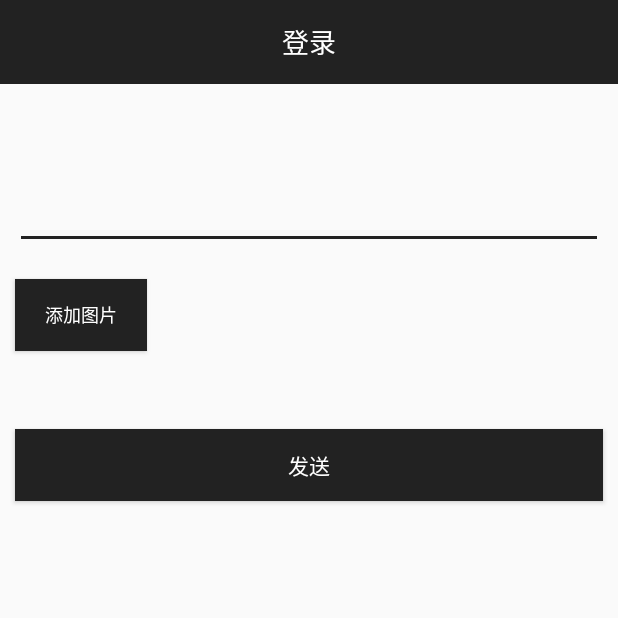
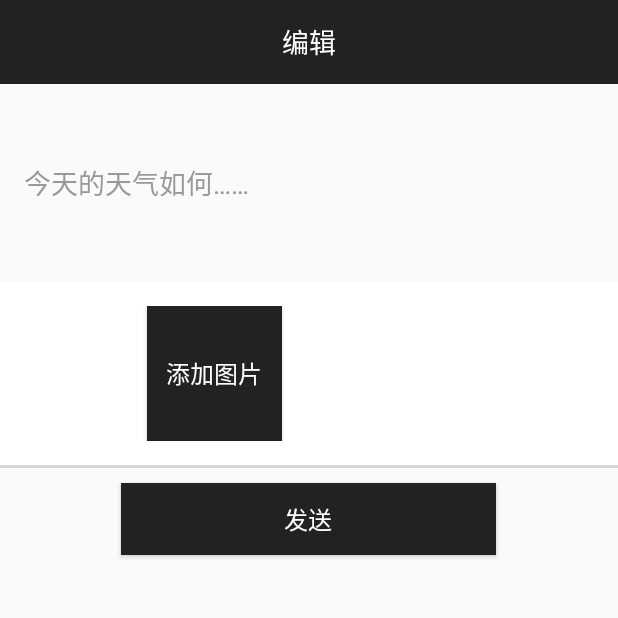
Before and after one commit to shuandroid/XYWeather, an Android app: the StatusSendActivity screen opened directly, with no data from a screen before it, on a phone screen of 412 x 824 dp, the top half of it. Run offline under Robolectric (Android 15) with nearby library versions, the phone set to English and light mode, and no system bars; our stand-ins replace ButterKnife, CircleImageView; libraries missing offline, so code that uses them is left out: cn.leancloud.chatkit, com.avos.avoscloud; 1 statement that could not run was skipped.

Commit message:
fix UI about status send.

```diff
--- a/app/src/main/java/com/chen/xyweather/ui/activity/StatusSendActivity.java
+++ b/app/src/main/java/com/chen/xyweather/ui/activity/StatusSendActivity.java
@@ -13,6 +13,7 @@ import android.view.View;
 import android.widget.Button;
 import android.widget.EditText;
 import android.widget.ImageView;
+import android.widget.TextView;
 
 import com.avos.avoscloud.AVException;
 import com.avos.avoscloud.SaveCallback;
@@ -28,65 +29,36 @@ import butterknife.Bind;
 import butterknife.OnClick;
 
 /**
- *  Created by zhoutao  2017/5/11
+ * Created by zhoutao  2017/5/11
  */
 public class StatusSendActivity extends BaseActivity {
     private static final int IMAGE_PICK_REQUEST = 0;
-  Context context;
+    private Context context;
+
+    private boolean haveImage = false;
+    private Bitmap bitmap;
 
     @Bind(R.id.editText)
-  EditText editText;
+    protected EditText editText;
 
     @Bind(R.id.image)
-  ImageView imageView;
+    protected ImageView imageView;
 
     @Bind(R.id.imageAction)
-  Button imageAction;
-  boolean haveImage = false;
-  Bitmap bitmap;
+    protected Button imageAction;
+
+    @Bind(R.id.toolbar_title)
+    protected TextView mTitle;
 
 
-  @Override
-  protected void setupContentView() {
-    context = this;
-    setContentView(R.layout.status_send_layout);
-    ButterKnife.bind(this);
+    @OnClick(R.id.imageAction)
+    void imageAction() {
+        if (haveImage == false) {
+            pickImage(this, IMAGE_PICK_REQUEST);
+        } else {
+            bitmap = null;
+            haveImage = false;
             setButtonAndImage();
-  }
-
-  @Override
-  protected void findViews() {
-
-  }
-
-  @Override
-  protected void setupActionbar() {
-
-  }
-
-  @Override
-  protected void setupViews() {
-
-  }
-
-  @Override
-  protected void tintStatusBarApi21() {
-
-  }
-
-  @Override
-  protected void tintStatusBarApi19() {
-
-  }
-
-  void setButtonAndImage() {
-    imageView.setImageBitmap(bitmap);
-    if (haveImage) {
-      imageAction.setText("取消图片");
-      imageView.setVisibility(View.VISIBLE);
-    } else {
-      imageAction.setText("添加图片");
-      imageView.setVisibility(View.INVISIBLE);
         }
     }
 
@@ -108,21 +80,54 @@ public class StatusSendActivity extends BaseActivity {
         }
     }
 
+    @Override
+    protected void setupContentView() {
+        context = this;
+        setContentView(R.layout.status_send_layout);
+    }
+
+    @Override
+    protected void findViews() {
+        ButterKnife.bind(this);
+    }
+
+    @Override
+    protected void setupActionbar() {
+        mTitle.setText("编辑");
+    }
+
+    @Override
+    protected void setupViews() {
+        setButtonAndImage();
+
+    }
+
+    @Override
+    protected void tintStatusBarApi21() {
+
+    }
+
+    @Override
+    protected void tintStatusBarApi19() {
+
+    }
+
+    private void setButtonAndImage() {
+        imageView.setImageBitmap(bitmap);
+        if (haveImage) {
+            imageAction.setText("取消图片");
+            imageView.setVisibility(View.VISIBLE);
+        } else {
+            imageAction.setText("添加图片");
+            imageView.setVisibility(View.INVISIBLE);
+        }
+    }
+
+
     public static void pickImage(Activity activity, int requestCode) {
         Intent intent = new Intent(Intent.ACTION_PICK, null);
         intent.setDataAndType(MediaStore.Images.Media.EXTERNAL_CONTENT_URI, "image/*");
         activity.startActivityForResult(intent, requestCode);
-  }
-
-  @OnClick(R.id.imageAction)
-  void imageAction() {
-    if (haveImage == false) {
-      pickImage(this, IMAGE_PICK_REQUEST);
-    } else {
-      bitmap = null;
-      haveImage = false;
-      setButtonAndImage();
-    }
     }
 
     @Override
--- a/app/src/main/java/com/chen/xyweather/utils/StatusService.java
+++ b/app/src/main/java/com/chen/xyweather/utils/StatusService.java
@@ -21,6 +21,7 @@ import java.util.Map;
 
 /**
  * Created by lzw on 15/1/2.
+ *
  */
 public class StatusService {
   public static final int MUTUAL_FOLLOW = 0;//disable follow
--- a/app/src/main/res/layout/activity_setting.xml
+++ b/app/src/main/res/layout/activity_setting.xml
@@ -5,7 +5,6 @@
     android:background="@color/xy_white_background"
     android:orientation="vertical">
 
-    <!-- TODO: Update blank fragment layout -->
     <include
         android:id="@+id/toolbar"
         layout="@layout/toolbar_default" />
@@ -95,8 +94,8 @@
             android:id="@+id/s_cache"
             android:layout_width="wrap_content"
             android:layout_height="wrap_content"
+            android:layout_alignParentRight="true"
             android:layout_centerVertical="true"
-            android:layout_alignParentRight="true"
             android:layout_marginRight="10dp"
             android:paddingRight="@dimen/padding_medium"
             android:text="0KB"
--- a/app/src/main/res/layout/status_send_layout.xml
+++ b/app/src/main/res/layout/status_send_layout.xml
@@ -1,51 +1,66 @@
 <?xml version="1.0" encoding="utf-8"?>
 
 <LinearLayout xmlns:android="http://schemas.android.com/apk/res/android"
-    android:orientation="vertical"
     android:layout_width="match_parent"
-    android:layout_height="match_parent">
+    android:layout_height="match_parent"
+    android:orientation="vertical">
+
     <include
         android:id="@+id/toolbar"
         layout="@layout/toolbar_default" />
+
     <EditText
         android:id="@+id/editText"
         android:layout_width="match_parent"
         android:layout_height="100dp"
-        android:layout_margin="10dp" />
+        android:layout_margin="@dimen/padding_medium"
+        android:background="@null"
+        android:hint="今天的天气如何……"
+        android:textColor="@color/text_black_light"
+        android:textColorHint="@color/hint_text_color" />
 
     <LinearLayout
         android:layout_width="match_parent"
         android:layout_height="wrap_content"
-        android:orientation="horizontal">
+        android:background="@color/white_background"
+        android:orientation="horizontal"
+        android:paddingBottom="@dimen/padding_medium"
+        android:paddingTop="@dimen/padding_medium">
+
+        <ImageView
+            android:id="@+id/image"
+            android:layout_width="90dp"
+            android:layout_height="90dp"
+            android:scaleType="fitXY"
+            android:layout_gravity="center_horizontal"
+            android:src="@mipmap/status_avatar0" />
 
         <Button
             android:id="@+id/imageAction"
             style="@style/btn_green"
-            android:layout_width="wrap_content"
-            android:layout_height="wrap_content"
-            android:layout_margin="10dp"
-            android:textSize="12sp"
-            android:padding="2dp"
-            android:text="添加图片" />
-
-        <ImageView
-            android:id="@+id/image"
-            android:layout_weight="1"
-            android:layout_width="match_parent"
-            android:layout_height="100dp"
-            android:layout_gravity="center_horizontal"
-            android:src="@mipmap/status_avatar0" />
+            android:layout_width="90dp"
+            android:layout_height="90dp"
+            android:layout_marginLeft="@dimen/padding_small"
+            android:paddingEnd="@dimen/padding_small"
+            android:paddingLeft="@dimen/padding_small"
+            android:paddingStart="@dimen/padding_small"
+            android:text="@string/add_picture"
+            android:textSize="@dimen/text_size_large" />
 
     </LinearLayout>
 
+    <View
+        android:layout_width="match_parent"
+        android:layout_height="2dp"
+        android:background="@color/xy_cell_divider" />
 
     <Button
         android:id="@+id/send"
-        android:layout_width="match_parent"
+        style="@style/btn_green"
+        android:layout_width="250dp"
         android:layout_height="wrap_content"
+        android:layout_gravity="center_horizontal"
         android:layout_margin="10dp"
-        style="@style/btn_green"
-        android:text="发送" />
-
-
+        android:text="@string/send"
+        android:textSize="@dimen/text_size_large" />
 </LinearLayout>
--- a/app/src/main/res/values/strings.xml
+++ b/app/src/main/res/values/strings.xml
@@ -83,6 +83,8 @@
     <string name="menu_about">关于</string>
     <string name="json_error">解析错误</string>
     <string name="exit">再次点击退出程序</string>
+    <string name="send">发送</string>
+    <string name="add_picture">添加图片</string>
 
     <array name="tab_title">
         <item>聊天</item>
--- a/app/src/main/res/values/styles.xml
+++ b/app/src/main/res/values/styles.xml
@@ -128,7 +128,6 @@
         <item name="android:layout_marginTop">@dimen/padding_small</item>
         <item name="android:layout_centerVertical">true</item>
         <item name="android:gravity">center_vertical</item>
-        <item name="android:textColor">@color/colorText</item>
         <item name="android:layout_marginLeft">40dp</item>
     </style>
 
@@ -157,7 +156,7 @@
     <style name="setting_item_iv">
         <item name="android:layout_width">20dp</item>
         <item name="android:layout_height">20dp</item>
-        <item name="android:src">@mipmap/ic_arrow_right</item>
+        <item name="android:src">@mipmap/forward</item>
         <item name="android:layout_centerVertical">true</item>
         <item name="android:paddingRight">8dp</item>
         <item name="android:layout_alignParentRight">true</item>
```
Also changed, not shown: app/src/main/java/com/chen/xyweather/ui/activity/SettingActivity.java (+12 -11 lines), app/src/main/java/com/chen/xyweather/ui/activity/StatusListActivity.java (+16 -19 lines), app/src/main/java/com/chen/xyweather/utils/App.java (+8 -7 lines). Lines whose indentation alone changed are shown as unchanged.
